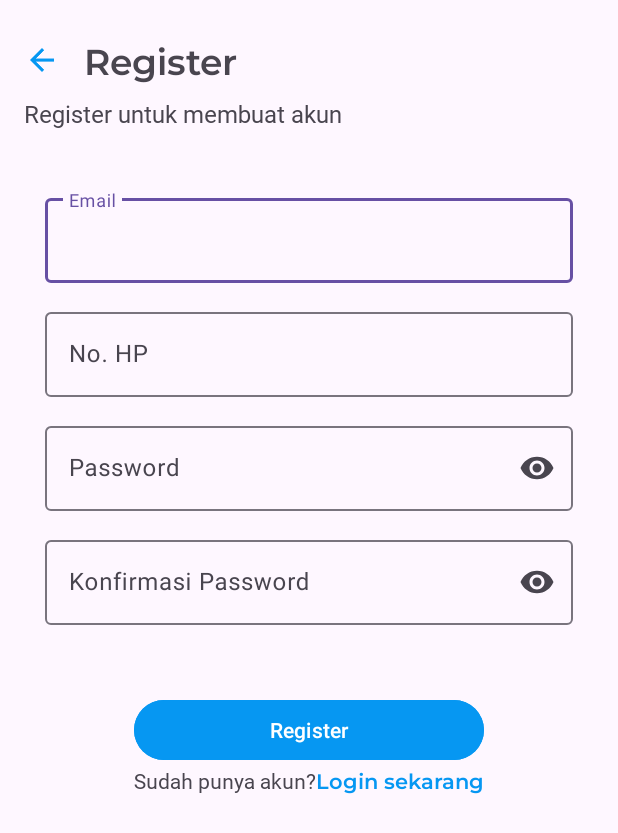
After one commit to Sigit-Kurniawan/Mechaban-Mobile, an Android app: the RegisterActivity screen opened directly, with no data from a screen before it, on a phone screen of 412 x 824 dp. The commit adds this screen. Shown: the top 833 px of the screen. Run offline under Robolectric (Android 15) with nearby library versions, the phone set to English and light mode, and no system bars.

Commit message:
add login register section

```diff
--- /dev/null
+++ b/app/src/main/java/com/sigit/mechaban/auth/RegisterActivity.java
@@ -0,0 +1,31 @@
+package com.sigit.mechaban.auth;
+
+import android.content.Intent;
+import android.os.Bundle;
+import android.widget.ImageButton;
+import android.widget.TextView;
+
+import androidx.appcompat.app.AppCompatActivity;
+
+import com.sigit.mechaban.R;
+
+public class RegisterActivity extends AppCompatActivity {
+
+    @Override
+    protected void onCreate(Bundle savedInstanceState) {
+        super.onCreate(savedInstanceState);
+        setContentView(R.layout.activity_register);
+
+        ImageButton backBtn = findViewById(R.id.back_button);
+        backBtn.setOnClickListener(v -> {
+            startActivity(new Intent(this, LoginActivity.class));
+            finish();
+        });
+
+        TextView toLogin = findViewById(R.id.login_hyperlink);
+        toLogin.setOnClickListener(v -> {
+            startActivity(new Intent(this, LoginActivity.class));
+            finish();
+        });
+    }
+}
--- a/app/src/main/res/layout/activity_main.xml
+++ b/app/src/main/res/layout/activity_dashboard.xml
@@ -5,7 +5,7 @@
     android:id="@+id/main"
     android:layout_width="match_parent"
     android:layout_height="match_parent"
-    tools:context=".MainActivity">
+    tools:context=".dashboard.user.DashboardActivity">
 
     <TextView
         android:layout_width="wrap_content"
--- /dev/null
+++ b/app/src/main/res/layout/activity_register.xml
@@ -0,0 +1,176 @@
+<?xml version="1.0" encoding="utf-8"?>
+<androidx.constraintlayout.widget.ConstraintLayout
+    xmlns:android="http://schemas.android.com/apk/res/android"
+    xmlns:app="http://schemas.android.com/apk/res-auto"
+    xmlns:tools="http://schemas.android.com/tools"
+    android:id="@+id/main"
+    android:layout_width="match_parent"
+    android:layout_height="match_parent"
+    tools:context=".auth.RegisterActivity">
+
+    <LinearLayout
+        android:id="@+id/layout_title"
+        android:layout_width="wrap_content"
+        android:layout_height="wrap_content"
+        android:paddingTop="24dp"
+        android:paddingStart="16dp"
+        android:gravity="center"
+        android:orientation="horizontal"
+        app:layout_constraintBottom_toTopOf="@+id/description"
+        app:layout_constraintStart_toStartOf="parent"
+        tools:ignore="RtlSymmetry">
+
+        <ImageButton
+            android:id="@+id/back_button"
+            android:contentDescription="@string/back_icon"
+            android:layout_width="24dp"
+            android:layout_height="24dp"
+            android:scaleType="fitStart"
+            android:background="@android:color/transparent"
+            app:srcCompat="@drawable/baseline_arrow_back_24" />
+
+        <TextView
+            android:id="@+id/title"
+            android:layout_width="wrap_content"
+            android:layout_height="wrap_content"
+            android:layout_marginStart="16dp"
+            android:fontFamily="@font/montserrat_semibold"
+            android:text="@string/register"
+            android:textSize="24sp" />
+
+    </LinearLayout>
+
+    <TextView
+        android:id="@+id/description"
+        android:layout_width="wrap_content"
+        android:layout_height="wrap_content"
+        android:layout_marginStart="16dp"
+        android:layout_marginTop="8dp"
+        android:fontFamily="@font/montserrat_regular"
+        android:text="@string/register_untuk_membuat_akun"
+        android:textSize="16sp"
+        app:layout_constraintStart_toStartOf="parent"
+        app:layout_constraintTop_toBottomOf="@+id/layout_title" />
+
+    <com.google.android.material.textfield.TextInputLayout
+        android:id="@+id/email"
+        android:layout_width="352dp"
+        android:layout_height="76dp"
+        android:layout_marginTop="40dp"
+        android:hint="@string/email"
+        android:paddingBottom="8dp"
+        app:layout_constraintEnd_toEndOf="parent"
+        app:layout_constraintStart_toStartOf="parent"
+        app:layout_constraintTop_toBottomOf="@+id/description"
+        app:layout_editor_absoluteX="16dp">
+
+        <com.google.android.material.textfield.TextInputEditText
+            android:id="@+id/email_field"
+            android:layout_width="match_parent"
+            android:layout_height="wrap_content"
+            android:inputType="textEmailAddress" />
+
+    </com.google.android.material.textfield.TextInputLayout>
+
+    <com.google.android.material.textfield.TextInputLayout
+        android:id="@+id/no_hp"
+        android:layout_width="352dp"
+        android:layout_height="76dp"
+        android:hint="@string/no_hp"
+        android:paddingBottom="8dp"
+        app:layout_constraintEnd_toEndOf="parent"
+        app:layout_constraintStart_toStartOf="parent"
+        app:layout_constraintBottom_toTopOf="@+id/password"
+        app:layout_constraintTop_toBottomOf="@+id/email">
+
+        <com.google.android.material.textfield.TextInputEditText
+            android:id="@+id/nohp_field"
+            android:layout_width="match_parent"
+            android:layout_height="wrap_content"
+            android:inputType="textEmailAddress" />
+
+    </com.google.android.material.textfield.TextInputLayout>
+
+    <com.google.android.material.textfield.TextInputLayout
+        android:id="@+id/password"
+        android:layout_width="352dp"
+        android:layout_height="76dp"
+        android:hint="@string/password"
+        android:paddingBottom="8dp"
+        app:endIconMode="password_toggle"
+        app:layout_constraintEnd_toEndOf="parent"
+        app:layout_constraintStart_toStartOf="parent"
+        app:layout_constraintTop_toBottomOf="@+id/no_hp"
+        app:layout_editor_absoluteX="16dp">
+
+        <com.google.android.material.textfield.TextInputEditText
+            android:id="@+id/pass_field"
+            android:layout_width="match_parent"
+            android:layout_height="wrap_content"
+            android:inputType="textPassword" />
+
+    </com.google.android.material.textfield.TextInputLayout>
+
+    <com.google.android.material.textfield.TextInputLayout
+        android:id="@+id/confirm_password"
+        android:layout_width="352dp"
+        android:layout_height="76dp"
+        android:hint="@string/konfirmasi_password"
+        android:paddingBottom="8dp"
+        app:endIconMode="password_toggle"
+        app:layout_constraintEnd_toEndOf="parent"
+        app:layout_constraintStart_toStartOf="parent"
+        app:layout_constraintTop_toBottomOf="@+id/password">
+
+        <com.google.android.material.textfield.TextInputEditText
+            android:id="@+id/confirm_pass_field"
+            android:layout_width="match_parent"
+            android:layout_height="wrap_content"
+            android:inputType="textPassword" />
+
+    </com.google.android.material.textfield.TextInputLayout>
+
+    <LinearLayout
+        android:layout_width="wrap_content"
+        android:layout_height="wrap_content"
+        android:orientation="vertical"
+        app:layout_constraintEnd_toEndOf="parent"
+        app:layout_constraintStart_toStartOf="parent"
+        app:layout_constraintTop_toBottomOf="@+id/confirm_password">
+
+        <Button
+            android:id="@+id/button"
+            android:layout_width="match_parent"
+            android:layout_height="wrap_content"
+            android:layout_marginTop="32dp"
+            android:backgroundTint="@color/primary"
+            android:text="@string/register"
+            app:layout_constraintEnd_toEndOf="parent"
+            app:layout_constraintStart_toStartOf="parent"
+            app:layout_constraintTop_toBottomOf="@+id/textView" />
+
+        <LinearLayout
+            android:layout_width="match_parent"
+            android:layout_height="match_parent"
+            android:orientation="horizontal">
+
+            <TextView
+                android:layout_width="wrap_content"
+                android:layout_height="wrap_content"
+                android:fontFamily="@font/montserrat_regular"
+                android:text="@string/sudah_punya_akun" />
+
+            <TextView
+                android:id="@+id/login_hyperlink"
+                android:layout_width="wrap_content"
+                android:layout_height="wrap_content"
+                android:fontFamily="@font/montserrat_semibold"
+                android:text="@string/login_sekarang"
+                android:textColor="@color/primary"
+                android:autoLink="none"/>
+
+        </LinearLayout>
+
+    </LinearLayout>
+
+</androidx.constraintlayout.widget.ConstraintLayout>
--- a/app/src/main/res/values/strings.xml
+++ b/app/src/main/res/values/strings.xml
@@ -4,4 +4,17 @@
     <string name="next_icon">next icon</string>
     <string name="back_icon">back icon</string>
     <string name="mulai_sekarang">Mulai Sekarang</string>
+    <string name="login">Login</string>
+    <string name="login_untuk_melanjutkan">Login untuk melanjutkan</string>
+    <string name="email">Email</string>
+    <string name="password">Password</string>
+    <string name="lupa_password">Lupa Password?</string>
+    <string name="buat_akun_baru">Buat akun baru?</string>
+    <string name="register_sekarang">Register sekarang</string>
+    <string name="register">Register</string>
+    <string name="register_untuk_membuat_akun">Register untuk membuat akun</string>
+    <string name="no_hp">No. HP</string>
+    <string name="konfirmasi_password">Konfirmasi Password</string>
+    <string name="sudah_punya_akun">Sudah punya akun?</string>
+    <string name="login_sekarang">Login sekarang</string>
 </resources>
```
Also changed, not shown: app/src/main/AndroidManifest.xml (+8 -2 lines), app/src/main/java/com/sigit/mechaban/MainActivity.java (deleted, +0 -24 lines), app/src/main/java/com/sigit/mechaban/auth/LoginActivity.java (added, +32 -0 lines), app/src/main/java/com/sigit/mechaban/dashboard/user/DashboardActivity.java (added, +16 -0 lines), app/src/main/java/com/sigit/mechaban/onboarding/OnboardingActivity.java (+21 -9 lines), app/src/main/res/layout/activity_login.xml (added, +129 -0 lines).
